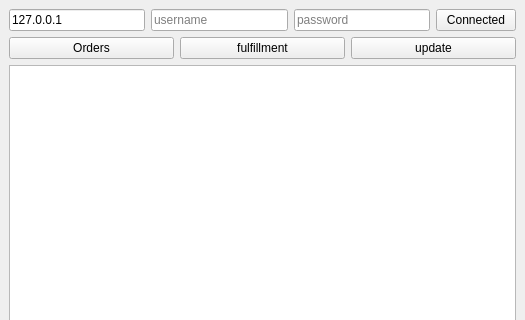
The window that TransportClient/mainwindow.ui (werasaimon/TransportManagers) describes before a commit, drawn with Qt 5; both pictures show x 0 to 525 and y 0 to 320 of the 525 by 579 pixel window.
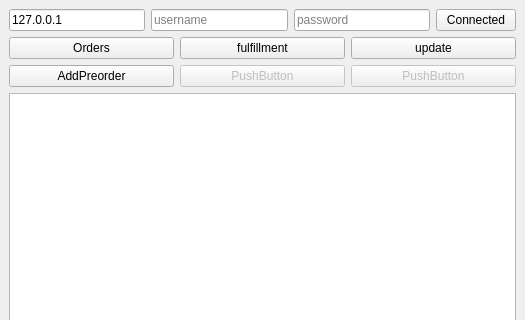
The same window after the commit.

Diff of the .ui file:
```diff
--- a/TransportClient/mainwindow.ui
+++ b/TransportClient/mainwindow.ui
@@ -42,14 +42,6 @@
         </item>
        </layout>
       </item>
-      <item row="2" column="0">
-       <widget class="QSplitter" name="splitter">
-        <property name="orientation">
-         <enum>Qt::Vertical</enum>
-        </property>
-        <widget class="QListWidget" name="listWidget_A"/>
-       </widget>
-      </item>
       <item row="0" column="0">
        <layout class="QHBoxLayout" name="horizontalLayout">
         <item>
@@ -85,6 +77,45 @@
         </item>
        </layout>
       </item>
+      <item row="3" column="0">
+       <widget class="QSplitter" name="splitter">
+        <property name="orientation">
+         <enum>Qt::Vertical</enum>
+        </property>
+        <widget class="QListWidget" name="listWidget_A"/>
+       </widget>
+      </item>
+      <item row="2" column="0">
+       <layout class="QHBoxLayout" name="horizontalLayout_3">
+        <item>
+         <widget class="QPushButton" name="pushButton_AddPreorder">
+          <property name="text">
+           <string>AddPreorder</string>
+          </property>
+         </widget>
+        </item>
+        <item>
+         <widget class="QPushButton" name="pushButton_5">
+          <property name="enabled">
+           <bool>false</bool>
+          </property>
+          <property name="text">
+           <string>PushButton</string>
+          </property>
+         </widget>
+        </item>
+        <item>
+         <widget class="QPushButton" name="pushButton_4">
+          <property name="enabled">
+           <bool>false</bool>
+          </property>
+          <property name="text">
+           <string>PushButton</string>
+          </property>
+         </widget>
+        </item>
+       </layout>
+      </item>
      </layout>
     </item>
     <item row="1" column="0">
```
